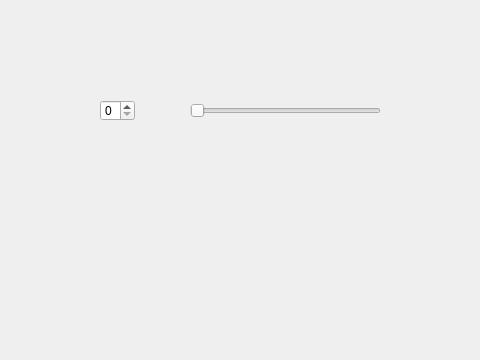
This is widget.ui in lokey0905/Spinbox as Qt 5 draws it before an edit; both pictures show x 170 to 650 and y 240 to 600 of the 800 by 600 pixel window. The edited form follows.
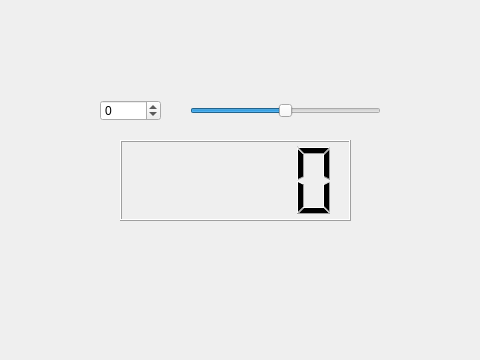
This is the edited form.

Commit message: project complated

```diff
--- a/widget.ui
+++ b/widget.ui
@@ -22,8 +22,11 @@
      <height>22</height>
     </rect>
    </property>
+   <property name="minimum">
+    <number>-100</number>
+   </property>
    <property name="maximum">
-    <number>10</number>
+    <number>100</number>
    </property>
    <property name="orientation">
     <enum>Qt::Orientation::Horizontal</enum>
@@ -34,12 +37,25 @@
     <rect>
      <x>270</x>
      <y>340</y>
-     <width>35</width>
+     <width>61</width>
      <height>21</height>
     </rect>
    </property>
+   <property name="minimum">
+    <number>-100</number>
+   </property>
    <property name="maximum">
-    <number>10</number>
+    <number>100</number>
+   </property>
+  </widget>
+  <widget class="QLCDNumber" name="lcdNumber">
+   <property name="geometry">
+    <rect>
+     <x>290</x>
+     <y>380</y>
+     <width>231</width>
+     <height>81</height>
+    </rect>
    </property>
   </widget>
  </widget>
```
Left out of the diff: 40 changed lines with no effect on the pictures.
